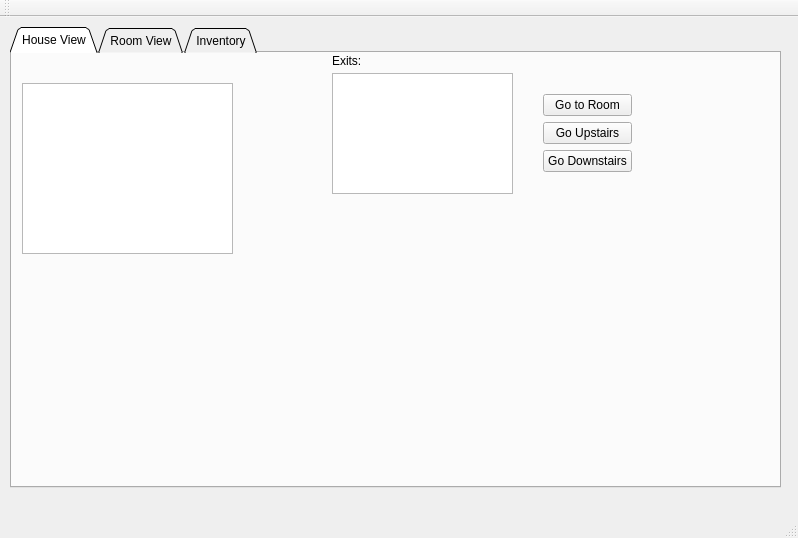
Above: mainwindow.ui from Carried-by-Compiler/Event-Driven-Programming-CS4076 before the change. Below: the same form after it.
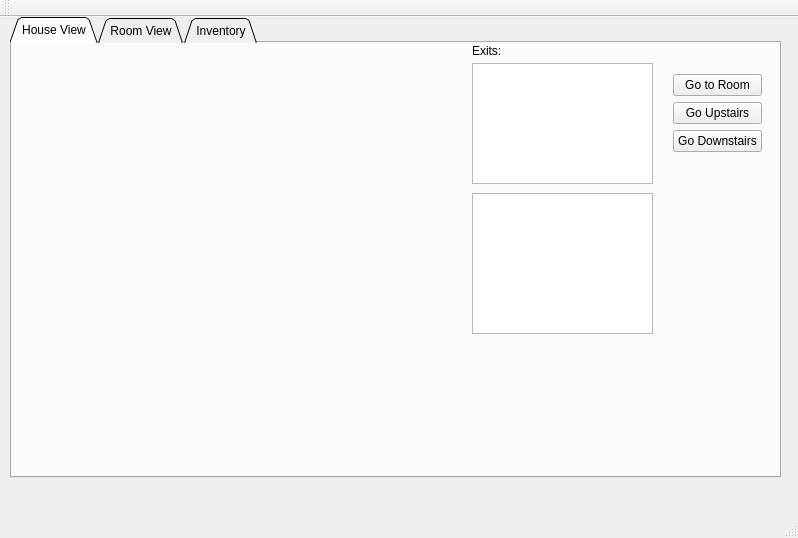
That is the form after the change.

The edit to the form file:
```diff
--- a/mainwindow.ui
+++ b/mainwindow.ui
@@ -24,7 +24,7 @@
     <property name="geometry">
      <rect>
       <x>10</x>
-      <y>10</y>
+      <y>0</y>
       <width>771</width>
       <height>461</height>
      </rect>
@@ -45,10 +45,10 @@
      <widget class="QPlainTextEdit" name="roomInfoOutput">
       <property name="geometry">
        <rect>
-        <x>10</x>
-        <y>30</y>
-        <width>211</width>
-        <height>171</height>
+        <x>460</x>
+        <y>150</y>
+        <width>181</width>
+        <height>141</height>
        </rect>
       </property>
       <property name="readOnly">
@@ -61,7 +61,7 @@
      <widget class="QListWidget" name="listWidget">
       <property name="geometry">
        <rect>
-        <x>320</x>
+        <x>460</x>
         <y>20</y>
         <width>181</width>
         <height>121</height>
@@ -71,9 +71,9 @@
      <widget class="QLabel" name="exitsLabel">
       <property name="geometry">
        <rect>
-        <x>320</x>
+        <x>460</x>
         <y>0</y>
-        <width>241</width>
+        <width>81</width>
         <height>16</height>
        </rect>
       </property>
@@ -84,8 +84,8 @@
      <widget class="QWidget" name="layoutWidget">
       <property name="geometry">
        <rect>
-        <x>520</x>
-        <y>30</y>
+        <x>650</x>
+        <y>20</y>
         <width>111</width>
         <height>100</height>
        </rect>
@@ -126,10 +126,10 @@
      <widget class="QLabel" name="mapImage">
       <property name="geometry">
        <rect>
-        <x>250</x>
-        <y>150</y>
-        <width>500</width>
-        <height>281</height>
+        <x>9</x>
+        <y>20</y>
+        <width>431</width>
+        <height>401</height>
        </rect>
       </property>
       <property name="text">
```
